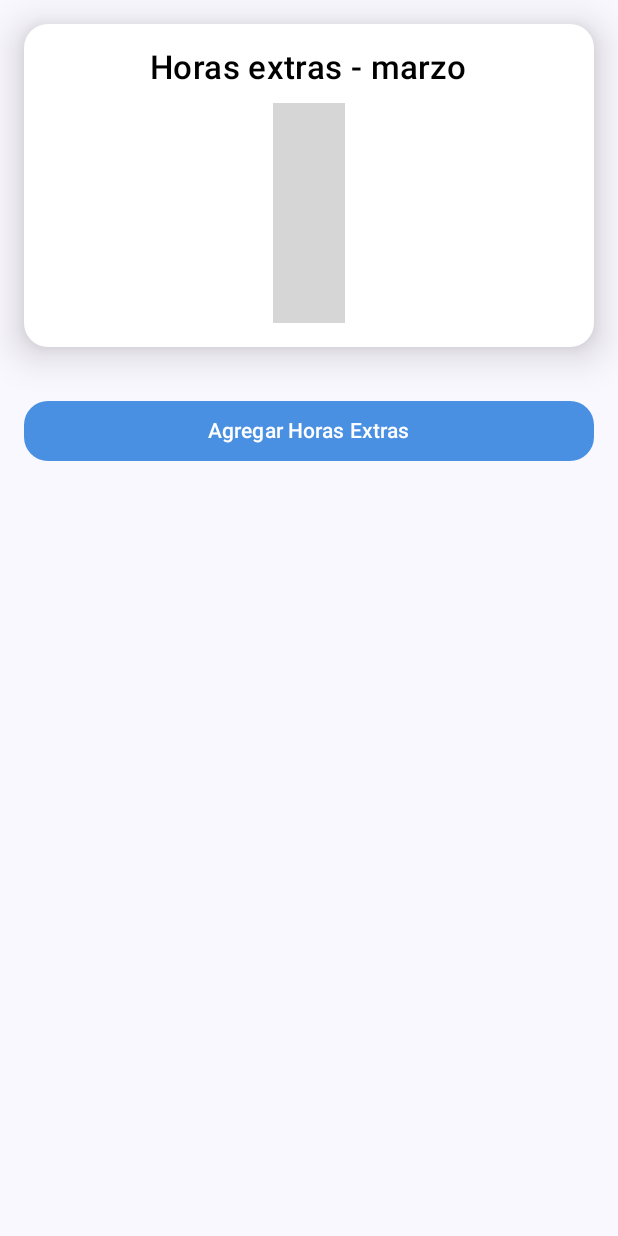
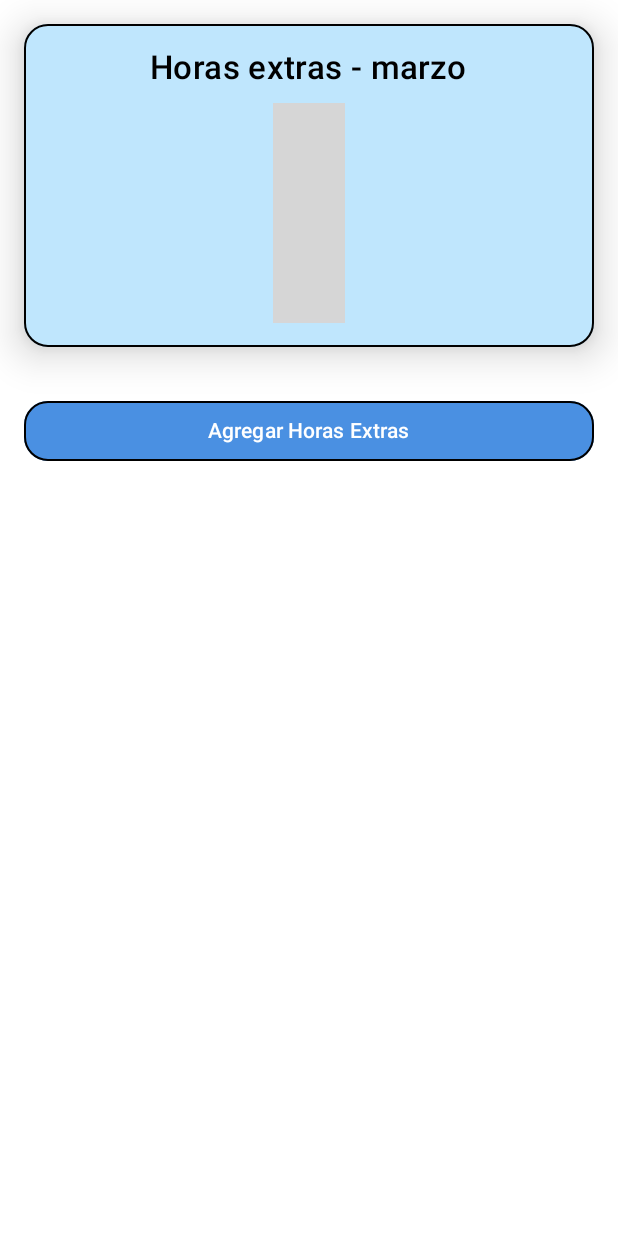
Before and after one commit to ricardosr4/OverTime, an Android app built with Jetpack Compose: the composable HomeScreen shown on its own in the app's theme, on a phone screen of 412 x 824 dp. Run offline under Robolectric (Android 15) with nearby library versions, the phone set to English and light mode, and no system bars; our stand-ins replace Firebase (no records; nobody signed in at launch, a user with empty details on screens opened directly); 12 statements that could not run were skipped; grey boxes are pictures that could not be loaded.

Commit message:
update part two architecture ok...

```diff
--- a/app/src/main/java/com/example/overtime/navigation/BottomNavGraph.kt
+++ b/app/src/main/java/com/example/overtime/navigation/BottomNavGraph.kt
@@ -8,7 +8,7 @@ import androidx.navigation.compose.NavHost
 import androidx.navigation.compose.composable
 import com.example.overtime.ui.screen.addHrsExtras.screen.AddHrsExtrasScreen
 import com.example.overtime.ui.screen.configuration.ConfigScreen
-import com.example.overtime.ui.screen.home.presenter.HomeScreen
+import com.example.overtime.ui.screen.home.screen.HomeScreen
 
 
 @RequiresApi(Build.VERSION_CODES.O)
--- a/app/src/main/java/com/example/overtime/ui/screen/home/presenter/HomeScreen.kt
+++ b/app/src/main/java/com/example/overtime/ui/screen/home/screen/HomeScreen.kt
@@ -1,7 +1,9 @@
-package com.example.overtime.ui.screen.home.presenter
+package com.example.overtime.ui.screen.home.screen
 
 import android.os.Build
 import androidx.annotation.RequiresApi
+import androidx.compose.foundation.BorderStroke
+import androidx.compose.foundation.background
 import androidx.compose.foundation.layout.*
 import androidx.compose.foundation.lazy.LazyColumn
 import androidx.compose.foundation.lazy.items
@@ -21,6 +23,7 @@ import com.example.overtime.data.model.WorkDay
 import com.example.overtime.ui.screen.home.viewModel.HomeViewModel
 
 import com.example.overtime.ui.theme.ButtonPrimary
+import com.example.overtime.ui.theme.CardColor
 import java.time.LocalDate
 import java.time.format.TextStyle
 import java.util.Locale
@@ -40,15 +43,18 @@ fun HomeScreen(
     val total100 = workDays.filter { it.percentageOverHours == 100 }.sumOf { it.quantityOverHours }
     val total130 = workDays.filter { it.percentageOverHours == 130 }.sumOf { it.quantityOverHours }
 
-    Column(modifier = Modifier.fillMaxSize()) {
-        // Card superior con totales de horas
+    Column(modifier = Modifier
+        .fillMaxSize()
+        .background(Color.White)) {
+
         Card(
             modifier = Modifier
                 .fillMaxWidth()
                 .fillMaxHeight(0.3f)
                 .padding(16.dp),
             shape = RoundedCornerShape(16.dp),
-            colors = CardDefaults.cardColors(containerColor = Color.White),
+            border = BorderStroke(1.dp, Color.Black),
+            colors = CardDefaults.cardColors(CardColor),
             elevation = CardDefaults.cardElevation(defaultElevation = 16.dp)
         ) {
             Column(
@@ -81,6 +87,7 @@ fun HomeScreen(
                 .fillMaxWidth()
                 .padding(16.dp),
             shape = RoundedCornerShape(16.dp),
+            border = BorderStroke(1.dp, Color.Black),
             colors = ButtonDefaults.buttonColors(containerColor = ButtonPrimary)
         ) {
             Text("Agregar Horas Extras")
@@ -135,7 +142,8 @@ fun CardItem(
             .fillMaxWidth()
             .padding(8.dp),
         shape = RoundedCornerShape(8.dp),
-        colors = CardDefaults.cardColors(containerColor = Color.LightGray),
+        border = BorderStroke(1.dp, Color.Black),
+        colors = CardDefaults.cardColors(CardColor),
         elevation = CardDefaults.cardElevation(defaultElevation = 4.dp)
     ) {
         Row(
@@ -153,7 +161,7 @@ fun CardItem(
                 Icon(
                     imageVector = Icons.Default.Delete,
                     contentDescription = "Eliminar",
-                    tint = Color.Red
+                    tint = Color.Gray
                 )
             }
         }
--- a/app/src/main/java/com/example/overtime/ui/screen/login/presenter/BlankScreen.kt
+++ b/app/src/main/java/com/example/overtime/ui/screen/login/view/BlankScreen.kt
@@ -1,4 +1,4 @@
-package com.example.overtime.ui.screen.login.presenter
+package com.example.overtime.ui.screen.login.view
 
 import androidx.compose.runtime.Composable
 import androidx.compose.runtime.LaunchedEffect
--- a/app/src/main/java/com/example/overtime/ui/screen/login/presenter/LoginScreen.kt
+++ b/app/src/main/java/com/example/overtime/ui/screen/login/view/LoginScreen.kt
@@ -1,4 +1,4 @@
-package com.example.overtime.ui.screen.login.presenter
+package com.example.overtime.ui.screen.login.view
 
 import android.widget.Toast
 import androidx.compose.foundation.background
@@ -31,7 +31,6 @@ import com.example.overtime.R
 import com.example.overtime.navigation.AppScreen
 import com.example.overtime.ui.theme.ButtonPrimaryText
 import com.example.overtime.ui.theme.TextPrimary
-import com.example.overtime.ui.theme.DividerColor
 import com.example.overtime.ui.theme.PrimaryColor
 import com.example.overtime.ui.theme.SecondaryColor
 import com.example.overtime.ui.theme.TextHint
--- a/app/src/main/java/com/example/overtime/ui/screen/register/state/RegisterState.kt
+++ b/app/src/main/java/com/example/overtime/ui/screen/register/state/RegisterState.kt
@@ -17,6 +17,7 @@ data class RegisterState(
     val passwordConfirmationVisualTransformation: VisualTransformation = PasswordVisualTransformation(),
 
     val isSuccess: Boolean = false,  // Para saber si el registro fue exitoso
-    val errorMessage: String? = null // Para mostrar errores
+    val errorMessage: String? = null, // Para mostrar errores
+    val isLoading: Boolean = false
 
 )
--- a/app/src/main/java/com/example/overtime/ui/screen/register/viewModel/RegisterViewModel.kt
+++ b/app/src/main/java/com/example/overtime/ui/screen/register/viewModel/RegisterViewModel.kt
@@ -35,8 +35,8 @@ class RegisterViewModel : ViewModel() {
     }
 
     fun onPasswordConfirmationChanged(newConfirmationPassword: String) {
-        _registerState.value =
-            _registerState.value.copy(passwordConfirmation = newConfirmationPassword)
+        _registerState.value = _registerState.value.copy(
+            passwordConfirmation = newConfirmationPassword)
         validateFields()
 
     }
```
Also changed, not shown: app/src/main/java/com/example/overtime/navigation/NavGrapf.kt (+3 -4 lines), app/src/main/java/com/example/overtime/ui/screen/addHrsExtras/screen/AddHrsExtrasScreen.kt (+29 -3 lines), app/src/main/java/com/example/overtime/ui/screen/configuration/ConfigScreen.kt (+25 -34 lines), app/src/main/java/com/example/overtime/ui/screen/configuration/ConfigViewModel.kt (added, +23 -0 lines).
